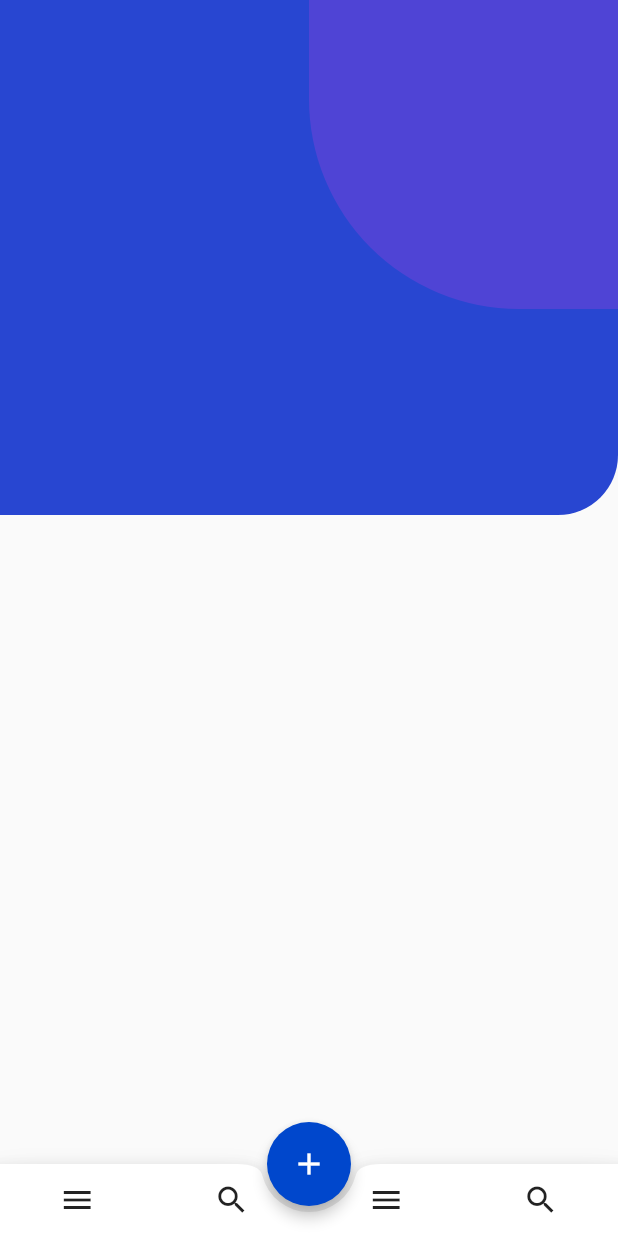
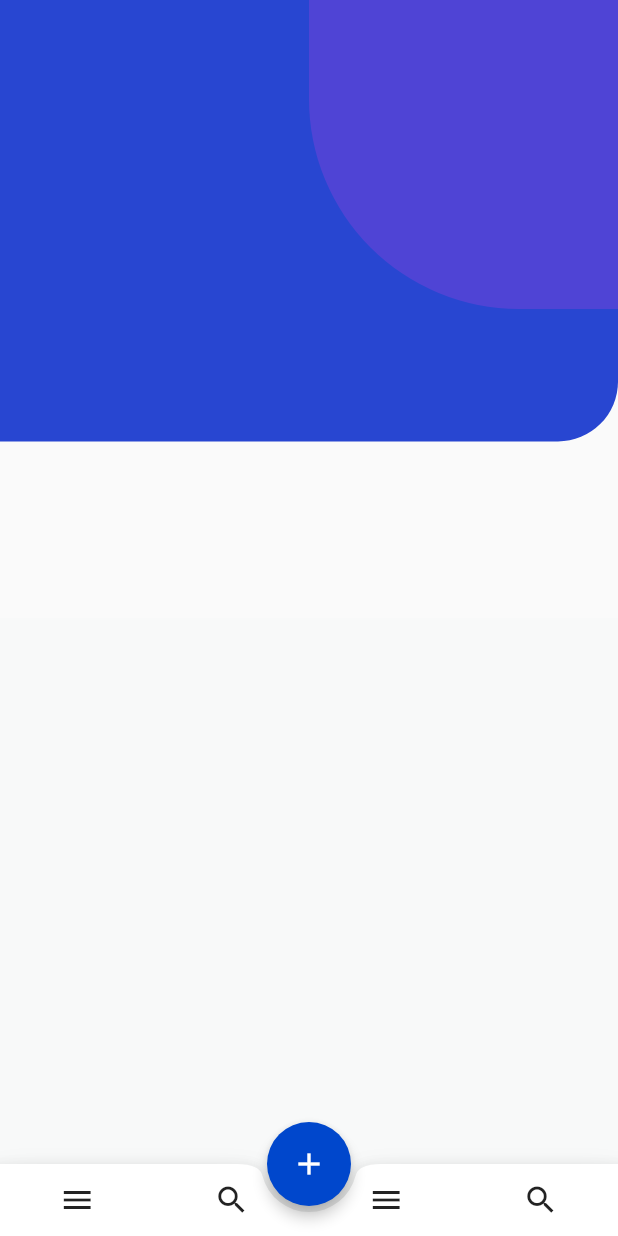
Before and after one commit to lintdeveloper/freelancer_ui_test, a Flutter app: the screen it shows after launch, on a phone screen of 412 x 824 dp. Run offline on Flutter 3.47's test engine with Material 2 defaults, Android fonts, the phone set to English and light mode, and no system bars.

Commit message:
Implemented general settings tile as a widget

```diff
--- a/lib/screens/settings_screen.dart
+++ b/lib/screens/settings_screen.dart
@@ -1,12 +1,15 @@
 import 'package:flutter/material.dart';
+import 'package:freelancer_ui_test/data/data.dart';
 import 'package:freelancer_ui_test/utils/screen_size.dart';
 import 'package:freelancer_ui_test/widgets/settings_background.dart';
+import 'package:freelancer_ui_test/widgets/tile_card_widget.dart';
 
-class SettingsScreen extends StatelessWidget{
+class SettingsScreen extends StatelessWidget {
   @override
   Widget build(BuildContext context) {
     final _media = MediaQuery.of(context).size;
     return Scaffold(
+      backgroundColor: Color.fromRGBO(248, 249, 249, 1),
       body: ListView(
         padding: EdgeInsets.zero,
         physics: BouncingScrollPhysics(),
@@ -23,7 +26,7 @@ class SettingsScreen extends StatelessWidget{
                       child: SettingsBackground(),
                     ),
                     Expanded(
-                      flex: 1,
+                      flex: 2,
                       child: Container(),
                     )
                   ],
@@ -35,7 +38,7 @@ class SettingsScreen extends StatelessWidget{
       ),
       floatingActionButtonLocation: FloatingActionButtonLocation.centerDocked,
       floatingActionButton: FloatingActionButton(
-        onPressed: () { },
+        onPressed: () {},
         tooltip: 'Increment',
         child: Icon(Icons.add),
         backgroundColor: Color(0xFF0047CC),
@@ -46,10 +49,22 @@ class SettingsScreen extends StatelessWidget{
           mainAxisSize: MainAxisSize.max,
           mainAxisAlignment: MainAxisAlignment.spaceAround,
           children: <Widget>[
-            IconButton(icon: Icon(Icons.menu), onPressed: () {},),
-            IconButton(icon: Icon(Icons.search), onPressed: () {},),
-            IconButton(icon: Icon(Icons.menu), onPressed: () {},),
-            IconButton(icon: Icon(Icons.search), onPressed: () {},),
+            IconButton(
+              icon: Icon(Icons.menu),
+              onPressed: () {},
+            ),
+            IconButton(
+              icon: Icon(Icons.search),
+              onPressed: () {},
+            ),
+            IconButton(
+              icon: Icon(Icons.menu),
+              onPressed: () {},
+            ),
+            IconButton(
+              icon: Icon(Icons.search),
+              onPressed: () {},
+            ),
           ],
         ),
         shape: CircularNotchedRectangle(),
@@ -58,4 +73,21 @@ class SettingsScreen extends StatelessWidget{
     );
   }
 
+  final makeListTile = ListTile(
+      contentPadding: EdgeInsets.symmetric(horizontal: 20.0, vertical: 6.0),
+      leading: Container(
+        padding: EdgeInsets.only(right: 12.0),
+        child: Icon(Icons.autorenew, color: Colors.white),
+      ),
+      title: Text(
+        "Profile Settings",
+        style: TextStyle(
+            color: Color.fromRGBO(4, 44, 92, 1), fontWeight: FontWeight.bold),
+      ),
+      subtitle: Container(
+          margin: EdgeInsets.only(top: 5.0),
+          child: Text("Update and modify your profile",
+              style: TextStyle(color: Color.fromRGBO(221, 221, 221, 1)))),
+      trailing: Icon(Icons.keyboard_arrow_right,
+          color: Color.fromRGBO(221, 221, 221, 1), size: 30.0));
 }
```
Also changed, not shown: lib/data/data.dart (added, +14 -0 lines), lib/models/settings_card.dart (added, +10 -0 lines), lib/widgets/tile_card_widget.dart (added, +74 -0 lines), pubspec.yaml (+4 -3 lines), assets/images/bg1.jpg (deleted), assets/images/notification.png (added), assets/images/security.png (added), assets/images/settings.png (added).
